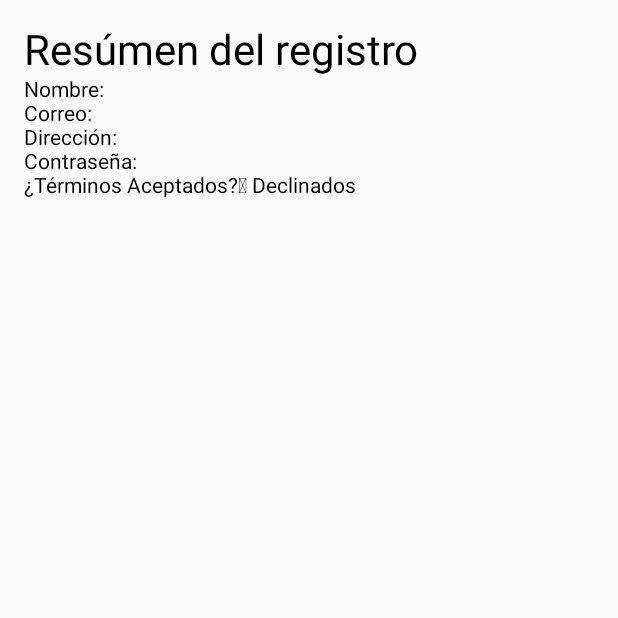
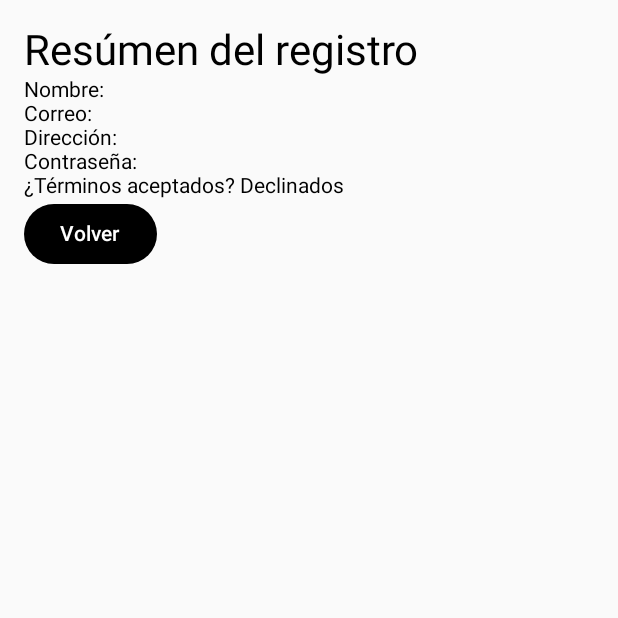
Before and after one commit to ibrahinc28/Aplicacion_Movil_Level_up_Gamer, an Android app built with Jetpack Compose: the ResumenScreen screen opened through its navigation route, on a phone screen of 412 x 824 dp, the top half of it. Run offline under Robolectric (Android 15) with nearby library versions, the phone set to English and light mode, and no system bars.

Commit message:
Pantalla de resumen reimplementada: presionar registrar crasheaba la aplicación

```diff
--- a/app/src/main/java/com/example/levelupgamermovil/MainActivity.kt
+++ b/app/src/main/java/com/example/levelupgamermovil/MainActivity.kt
@@ -41,7 +41,7 @@ class MainActivity : ComponentActivity() {
                 }
                 composable("ResumenScreen") {
                     ResumenScreen(
-                        regViewModel
+                        navController, regViewModel
                     )
                 }
             }
--- a/app/src/main/java/com/example/levelupgamermovil/view/ResumenScreen.kt
+++ b/app/src/main/java/com/example/levelupgamermovil/view/ResumenScreen.kt
@@ -2,17 +2,23 @@ package com.example.levelupgamermovil.view
 
 import androidx.compose.foundation.layout.Column
 import androidx.compose.foundation.layout.padding
+import androidx.compose.material3.Button
+import androidx.compose.material3.ButtonDefaults
 import androidx.compose.material3.MaterialTheme
 import androidx.compose.material3.Text
 import androidx.compose.runtime.Composable
 import androidx.compose.runtime.collectAsState
 import androidx.compose.runtime.getValue
 import androidx.compose.ui.Modifier
+import androidx.compose.ui.graphics.Color
 import androidx.compose.ui.unit.dp
+import androidx.navigation.NavController
+import androidx.navigation.compose.rememberNavController
 import com.example.levelupgamermovil.viewmodel.RegistroViewModel
+import androidx.navigation.compose.NavHost
 
 @Composable
-fun ResumenScreen(viewModel: RegistroViewModel) {
+fun ResumenScreen(navController : NavController, viewModel: RegistroViewModel) {
     val estado by viewModel.estado.collectAsState()
     Column (Modifier.padding(16.dp)) {
         Text("Resúmen del registro", style = MaterialTheme.typography.headlineMedium)
@@ -20,6 +26,18 @@ fun ResumenScreen(viewModel: RegistroViewModel) {
         Text("Correo: ${estado.correo}")
         Text("Dirección: ${estado.direccion}")
         Text("Contraseña: ${"*".repeat(estado.clave.length)}")
-        Text("¿Términos Aceptados? ${if (estado.aceptaTerminos) "Aceptados" else "Declinados"}")
+        Text("¿Términos aceptados? ${if (estado.aceptaTerminos) "Aceptados" else "Declinados"}")
+
+        Button(
+            onClick = {navController.popBackStack()},
+            colors = ButtonDefaults.buttonColors(
+                Color.Black,
+                Color.White
+            )
+        )
+        {
+            Text("Volver")
+        }
     }
+
 }
--- a/app/src/main/java/com/example/levelupgamermovil/view/UserSignupScreen.kt
+++ b/app/src/main/java/com/example/levelupgamermovil/view/UserSignupScreen.kt
@@ -94,6 +94,16 @@ fun userSignupScreen(navController : NavController, viewModel: RegistroViewModel
             Text("Acepto los términos y condiciones")
         }
         Button(
+onClick = {
+    if (viewModel.validarFormulario()) {
+        navController.navigate("ResumenScreen")
+    }
+},
+modifier = Modifier.fillMaxWidth()
+) {
+    Text("Registrar")
+}
+        Button(
             onClick = {navController.popBackStack()},
             colors = ButtonDefaults.buttonColors(
                 Color.Black,
@@ -103,15 +113,5 @@ fun userSignupScreen(navController : NavController, viewModel: RegistroViewModel
         {
             Text("Volver")
         }
-        Button(
-onClick = {
-    if (viewModel.validarFormulario()) {
-        navController.navigate("resumen")
-    }
-},
-modifier = Modifier.fillMaxWidth()
-) {
-    Text("Registrar")
-}
     }
 }
```
